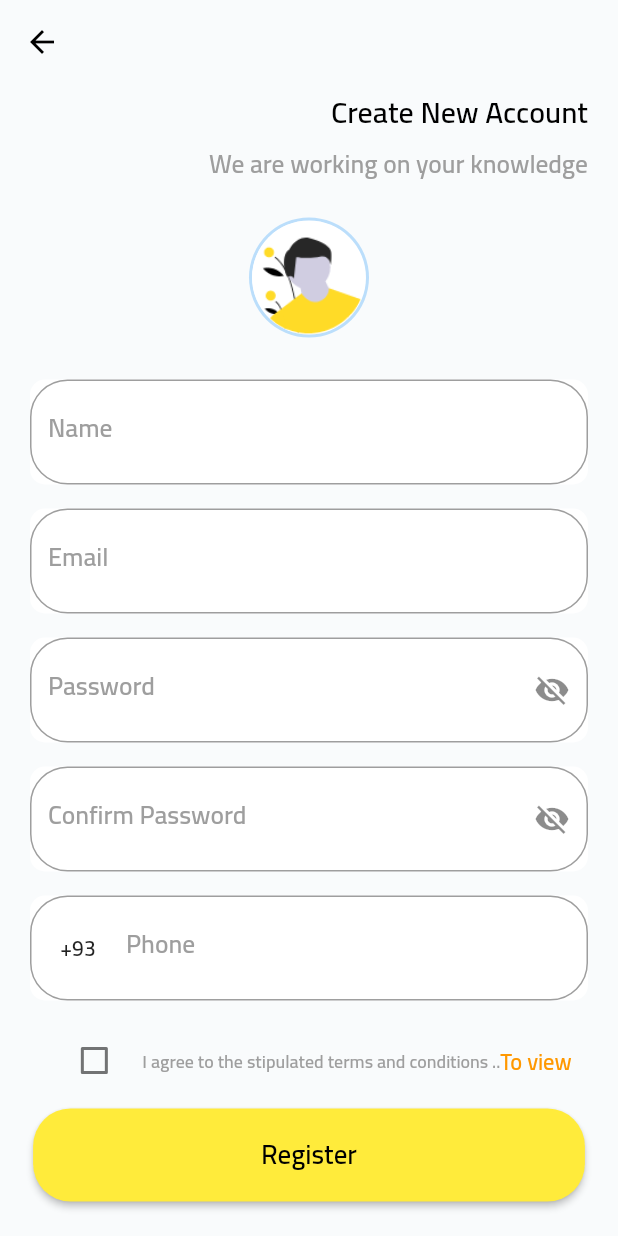
After one commit to MAbolmaaty/Aeqarat-flutter, a Flutter app: the RegisterScreen screen opened directly, on a phone screen of 412 x 824 dp. The commit adds this screen. Run offline on Flutter 3.47's test engine with Material 2 defaults, Android fonts, the phone set to English and light mode, and no system bars; drawn by our look-alikes of country_code_picker; our stand-ins replace google_maps_flutter, image_picker, shared_preferences; accounts and stored records are empty; generated files the repository leaves out were written again.

Commit message:
finish register Screen

```diff
--- a/lib/src/screens/loginScreen.dart
+++ b/lib/src/screens/loginScreen.dart
@@ -1,3 +1,4 @@
+import 'package:aeqarat/src/screens/registerScreen.dart';
 import 'package:aeqarat/src/utils/constant.dart';
 import 'package:flutter/material.dart';
 import 'package:flutter_gen/gen_l10n/app_localizations.dart';
@@ -14,9 +15,17 @@
 }
 
 class _LoginScreenState extends State<LoginScreen> {
-bool _secureText = true ;
 bool rememberMe = false;
+bool _passwordVisible ;
+// bool _secureText = true ;
 
+@override
+  void initState() {
+    // TODO: implement initState
+    super.initState();
+    _passwordVisible = false;
+
+}
 void _onRememberMeChanged(bool newValue) => setState(() {
   rememberMe = newValue;
 
@@ -28,7 +37,11 @@
 });
   @override
   Widget build(BuildContext context) {
-    return Scaffold(
+    return GestureDetector(
+      onTap: () {
+        FocusScope.of(context).requestFocus(new FocusNode());
+      },
+      child: Scaffold(
         backgroundColor: Constant.whiteColor,
         appBar: AppBar(
           backgroundColor: Colors.transparent,
@@ -98,6 +111,7 @@
                         ),
                       ),
                     ),
+                    keyboardType: TextInputType.emailAddress,
                   ),
                 ),
               ),
@@ -110,16 +124,18 @@
                     borderRadius: BorderRadius.circular(10.0),
                   ),
                   child: TextField(
-                  obscureText: _secureText,
+                    obscureText: !_passwordVisible,
                     decoration: InputDecoration(
                       // hintText: AppLocalizations.of(context).email,
                       labelText: AppLocalizations.of(context).password,
                       labelStyle: TextStyle(fontSize: 17, color: Colors.grey),
                       suffixIcon: IconButton(
-                      icon: Icon(_secureText ? Icons.remove_red_eye :Icons.security),
+                        icon: Icon(_passwordVisible ? Icons.visibility
+                            : Icons.visibility_off),
                         onPressed: (){
                           setState(() {
-                          _secureText = !_secureText;
+                            _passwordVisible = !_passwordVisible;
+
                           });
                         },
                       ),
@@ -260,6 +276,9 @@
                   InkWell(
                     onTap: (){
                       print("forget");
+
+                      Navigator.of(context).push(RegisterScreen.route());
+
                     },
                     child: Text(
                       AppLocalizations.of(context).createAccount,
@@ -276,6 +295,7 @@
             ],
           ),
         ),
+      ),
     );
   }
 }
--- /dev/null
+++ b/lib/src/screens/registerScreen.dart
@@ -0,0 +1,473 @@
+import 'dart:io';
+
+import 'package:aeqarat/src/screens/loginScreen.dart';
+import 'package:aeqarat/src/utils/constant.dart';
+import 'package:flutter/material.dart';
+import 'package:flutter_gen/gen_l10n/app_localizations.dart';
+import 'package:image_picker/image_picker.dart';
+import 'package:country_code_picker/country_code_picker.dart';
+import 'bottom_nav_screen.dart';
+
+class RegisterScreen extends StatefulWidget {
+  static Route<dynamic> route() => MaterialPageRoute(
+    builder: (context) => RegisterScreen(),
+  );
+
+  @override
+  _RegisterScreenState createState() => _RegisterScreenState();
+}
+
+class _RegisterScreenState extends State<RegisterScreen> {
+  bool rememberMe = false;
+  bool _passwordVisible ;
+  File imageFile;
+  _openGallery(BuildContext context) async{
+    var picture = await ImagePicker.pickImage(source: ImageSource.gallery);
+    this.setState(() {
+      imageFile = picture;
+    });
+    Navigator.of(context).pop();
+  }
+  _openCamera(BuildContext context) async{
+    var camera = await ImagePicker.pickImage(source: ImageSource.camera);
+    this.setState(() {
+      imageFile = camera;
+    });
+    Navigator.of(context).pop();
+  }
+  Future <void> _showChoiceDialog(BuildContext  context){
+    return showDialog(context: context ,builder:  (BuildContext context) {
+    return AlertDialog(
+      title: Text("Make a Choice"),
+      content: SingleChildScrollView(
+        child:  ListBody(
+          children: [
+            GestureDetector(
+              child: Text("Gallary"),
+              onTap: (){
+                _openGallery(context);
+              },
+            ),
+            Padding(padding: EdgeInsets.all(8.0)),
+            GestureDetector(
+              child: Text("Camera"),
+              onTap: (){
+                _openCamera(context);
+              },
+            ),
+          ],
+        ),
+      ) ,
+    );
+    });
+  }
+  // Future getImagefromCamera() async{
+  //
+  //   var image = await ImagePicker.pickImage(source: ImageSource.gallery);
+  //
+  //   setState(() {
+  //     _image = image;
+  //   });
+  // }
+
+  @override
+  void initState() {
+    // TODO: implement initState
+    super.initState();
+    _passwordVisible = false;
+
+  }
+  void _onRememberMeChanged(bool newValue) => setState(() {
+    rememberMe = newValue;
+
+    if (rememberMe) {
+      // TODO: Here goes your functionality that remembers the user.
+    } else {
+      // TODO: Forget the user
+    }
+  });
+  @override
+  Widget build(BuildContext context) {
+    return Scaffold(
+      backgroundColor: Constant.whiteColor,
+      appBar: AppBar(
+        backgroundColor: Colors.transparent,
+        elevation: 0,
+      ),
+      body: SingleChildScrollView(
+        child: Column(
+          children: [
+            Padding(
+              padding: const EdgeInsets.only(right: 20.0),
+              child: Align(
+                  alignment: Alignment.topRight,
+                  child: Text(
+                    AppLocalizations.of(context).createNewAccount,
+                    style: TextStyle(
+                        color: Colors.black,
+                        fontSize: 20,
+                        fontWeight: FontWeight.bold),
+                  )),
+            ),
+            Padding(
+              padding: const EdgeInsets.only(right: 20.0),
+              child: Align(
+                  alignment: Alignment.topRight,
+                  child: Text(
+                    AppLocalizations.of(context).workknowledge,
+                    style: TextStyle(
+                        color: Colors.grey,
+                        fontSize: 17,
+                        fontWeight: FontWeight.normal),
+                  )),
+            ),
+            Padding(
+          padding: const EdgeInsets.only(
+              left: 20.0, right: 20.0, top: 20.0, bottom: 8.0),
+          child: InkWell(
+            onTap: (){_showChoiceDialog(context);},
+            child: CircleAvatar(
+              // backgroundColor: Colors.grey,
+              radius: 40.0,
+              child: CircleAvatar(
+                radius: 38.0,
+                child: ClipOval(
+                  child: (imageFile != null)
+                      ? Image.file(imageFile)
+                      : Image.asset('assets/images/5.png'),
+                ),
+                backgroundColor: Colors.white,
+              ),
+            ),
+          ),
+        ),
+            Padding(
+              padding: const EdgeInsets.only(
+                  left: 20.0, right: 20.0, top: 20.0, bottom: 8.0),
+              child: Container(
+                decoration: BoxDecoration(
+                  color: Colors.white,
+                  borderRadius: BorderRadius.circular(10.0),
+                ),
+                child: TextField(
+                  decoration: InputDecoration(
+                    // hintText: AppLocalizations.of(context).email,
+                    labelText: AppLocalizations.of(context).name,
+                    labelStyle: TextStyle(fontSize: 17, color: Colors.grey),
+                    focusedBorder: OutlineInputBorder(
+                      borderRadius: BorderRadius.circular(25.0),
+                      borderSide: BorderSide(
+                        color: Colors.black,
+                      ),
+                    ),
+                    enabledBorder: OutlineInputBorder(
+                      borderRadius: BorderRadius.circular(25.0),
+                      borderSide: BorderSide(
+                        color: Colors.grey,
+                        width: 1.0,
+                      ),
+                    ),
+                  ),
+                  keyboardType: TextInputType.emailAddress,
+                ),
+              ),
+            ),
+            Padding(
+              padding: const EdgeInsets.only(
+                  left: 20.0, right: 20.0, top: 8.0, bottom: 8.0),
+              child: Container(
+                decoration: BoxDecoration(
+                  color: Colors.white,
+                  borderRadius: BorderRadius.circular(10.0),
+                ),
+                child: TextField(
+                  decoration: InputDecoration(
+                    // hintText: AppLocalizations.of(context).email,
+                    labelText: AppLocalizations.of(context).email,
+                    labelStyle: TextStyle(fontSize: 17, color: Colors.grey),
+                    focusedBorder: OutlineInputBorder(
+                      borderRadius: BorderRadius.circular(25.0),
+                      borderSide: BorderSide(
+                        color: Colors.black,
+                      ),
+                    ),
+                    enabledBorder: OutlineInputBorder(
+                      borderRadius: BorderRadius.circular(25.0),
+                      borderSide: BorderSide(
+                        color: Colors.grey,
+                        width: 1.0,
+                      ),
+                    ),
+                  ),
+                  keyboardType: TextInputType.emailAddress,
+                ),
+              ),
+            ),
+            Padding(
+              padding: const EdgeInsets.only(
+                  left: 20.0, right: 20.0, top: 8.0, bottom: 8.0),
+              child: Container(
+                decoration: BoxDecoration(
+                  color: Colors.white,
+                  borderRadius: BorderRadius.circular(10.0),
+                ),
+                child: TextField(
+                  obscureText: !_passwordVisible,
+                  decoration: InputDecoration(
+                    // hintText: AppLocalizations.of(context).email,
+                    labelText: AppLocalizations.of(context).password,
+                    labelStyle: TextStyle(fontSize: 17, color: Colors.grey),
+                    suffixIcon: IconButton(
+                      icon: Icon(_passwordVisible ? Icons.visibility
+                          : Icons.visibility_off),
+                      onPressed: (){
+                        setState(() {
+                          _passwordVisible = !_passwordVisible;
+
+                        });
+                      },
+                    ),
+                    focusedBorder: OutlineInputBorder(
+                      borderRadius: BorderRadius.circular(25.0),
+                      borderSide: BorderSide(
+                        color: Colors.black,
+                      ),
+                    ),
+                    enabledBorder: OutlineInputBorder(
+                      borderRadius: BorderRadius.circular(25.0),
+                      borderSide: BorderSide(
+                        color: Colors.grey,
+                        width: 1.0,
+                      ),
+                    ),
+                  ),
+                ),
+              ),
+            ),
+            Padding(
+              padding: const EdgeInsets.only(
+                  left: 20.0, right: 20.0, top: 8.0, bottom: 8.0),
+              child: Container(
+                decoration: BoxDecoration(
+                  color: Colors.white,
+                  borderRadius: BorderRadius.circular(10.0),
+                ),
+                child: TextField(
+                  obscureText: !_passwordVisible,
+                  decoration: InputDecoration(
+                    // hintText: AppLocalizations.of(context).email,
+                    labelText: AppLocalizations.of(context).confirmPassword,
+                    labelStyle: TextStyle(fontSize: 17, color: Colors.grey),
+                    suffixIcon: IconButton(
+                      icon: Icon(_passwordVisible ? Icons.visibility
+                          : Icons.visibility_off),
+                      onPressed: (){
+                        setState(() {
+                          _passwordVisible = !_passwordVisible;
+
+                        });
+                      },
+                    ),
+                    focusedBorder: OutlineInputBorder(
+                      borderRadius: BorderRadius.circular(25.0),
+                      borderSide: BorderSide(
+                        color: Colors.black,
+                      ),
+                    ),
+                    enabledBorder: OutlineInputBorder(
+                      borderRadius: BorderRadius.circular(25.0),
+                      borderSide: BorderSide(
+                        color: Colors.grey,
+                        width: 1.0,
+                      ),
+                    ),
+                  ),
+                ),
+              ),
+            ),
+            Padding(
+              padding: const EdgeInsets.only(
+                  left: 20.0, right: 20.0, top: 8.0, bottom: 8.0),
+              child: Container(
+                decoration: BoxDecoration(
+                  color: Colors.white,
+                  borderRadius: BorderRadius.circular(10.0),
+                ),
+                child: TextField(
+                  decoration: InputDecoration(
+                    labelText: AppLocalizations.of(context).phone,
+                    labelStyle: TextStyle(fontSize: 17, color: Colors.grey),
+                    prefixIcon: CountryCodePicker(
+                      onChanged: (code) {
+                        print("on init ${code.name} ${code.dialCode} ");
+                      },
+                      showCountryOnly: false,
+                      showOnlyCountryWhenClosed: false,
+                      showFlag: false,
+                      showFlagDialog: true,
+                    ) ,
+                    focusedBorder: OutlineInputBorder(
+                      borderRadius: BorderRadius.circular(25.0),
+                      borderSide: BorderSide(
+                        color: Colors.black,
+                      ),
+                    ),
+                    enabledBorder: OutlineInputBorder(
+                      borderRadius: BorderRadius.circular(25.0),
+                      borderSide: BorderSide(
+                        color: Colors.grey,
+                        width: 1.0,
+                      ),
+                    ),
+
+                  ),
+                  keyboardType: TextInputType.phone,
+
+                ),
+              ),
+            ),
+
+
+            Padding(
+              padding: const EdgeInsets.only(right:8.0 ,left: 8.0 ),
+              child: Row(
+                mainAxisAlignment: MainAxisAlignment.center,
+
+                children: [
+                  Padding(
+                    padding: const EdgeInsets.all(8.0),
+                    child: Align(
+                      alignment: Alignment.topRight,
+                      child: Checkbox(
+                          value: rememberMe,
+                          onChanged: _onRememberMeChanged
+                      ),
+                    ),
+                  ),
+
+
+                  Row(
+                    children: [
+                      Text(
+                        AppLocalizations.of(context).terms,
+                        style: TextStyle(
+                            color: Colors.grey,
+                            fontSize: 12,
+                            fontWeight: FontWeight.normal),
+                      ) ,
+                      InkWell(
+                        onTap: (){
+                          print("to view");
+                        },
+
+                        child: Text(
+                          AppLocalizations.of(context).toView,
+                          style: TextStyle(
+                              color: Colors.orange,
+                              fontSize: 15,
+                              fontWeight: FontWeight.normal),
+                        ),
+                      ),
+                    ],
+                  ),
+                ],
+              ),
+            ) ,
+            Container(
+              height: 70,
+              width: MediaQuery.of(context).size.width * 0.99,
+
+              padding: const EdgeInsets.only(left: 20.0, right: 20.0, top: 0.0, bottom: 8.0),
+              child:  RaisedButton(
+                shape: RoundedRectangleBorder(
+                  borderRadius: BorderRadius.circular(25.0),
+                  // side: BorderSide(color: Colors.red)
+                ),
+                child:  Text(
+                    AppLocalizations.of(context).newAccount,
+                    style:  TextStyle(
+                        color: Colors.black,
+                        fontSize: 18,
+                        fontWeight: FontWeight.bold)
+                ),
+                colorBrightness: Brightness.dark,
+                onPressed: () {
+                  print("Save");
+                  Navigator.of(context).pushReplacement(BottomNavScreen.route());
+
+                },
+                color: Colors.yellow,
+              ),
+            ),
+            Padding(
+              padding: const EdgeInsets.only(
+                  left: 70.0, right: 70.0, top: 8.0, bottom: 8.0),
+              child: Row(
+                crossAxisAlignment: CrossAxisAlignment.center,
+                mainAxisAlignment: MainAxisAlignment.spaceBetween,
+                children: [
+                  Container(
+                    width: 40,
+                    child: Divider(
+                      color: Colors.black,
+                    ),
+                  ),
+                  SizedBox(
+                    width: 20,
+                  ),
+                  Text(
+                    AppLocalizations.of(context).or,
+                    style: TextStyle(
+                        color: Colors.grey,
+                        fontSize: 15,
+                        fontWeight: FontWeight.normal),
+                  ),
+                  SizedBox(
+                    width: 20,
+                  ),
+                  Container(
+                    width: 40,
+                    child: Divider(
+                      color: Colors.black,
+                    ),
+                  ),
+
+                ],
+              ),
+            ),
+            Row(
+              mainAxisAlignment: MainAxisAlignment.center,
+
+              children: [
+                Text(
+                  AppLocalizations.of(context).haveAccount,
+                  style: TextStyle(
+                      color: Colors.grey,
+                      fontSize: 15,
+                      fontWeight: FontWeight.normal),
+                ),
+                InkWell(
+                  onTap: (){
+                    print("forget");
+
+                    Navigator.of(context).push(LoginScreen.route());
+
+                  },
+                  child: Text(
+                    AppLocalizations.of(context).login,
+                    style: TextStyle(
+                        color: Colors.black,
+                        fontSize: 17,
+                        fontWeight: FontWeight.bold),
+                  ),
+                ),
+              ],
+            ) ,
+          ],
+        ),
+      ),
+    );
+  }
+
+
+}
--- a/lib/src/utils/localization/l10n/app_ar.arb
+++ b/lib/src/utils/localization/l10n/app_ar.arb
@@ -296,6 +296,44 @@
 "createAccount": "انشاء حساب",
 "@createAccount": {
 "description": ""
+},
+"createNewAccount": "انشاء حساب جديد",
+"@createNewAccount": {
+"description": ""
+},
+"workknowledge": "نعمل علي معرفتك",
+"@workknowledge": {
+"description": ""
+},
+"name": "الاسم",
+"@name": {
+"description": ""
+},
+"confirmPassword": "تاكيد كلمه المرور",
+"@confirmPassword": {
+"description": ""
+},
+"phone": "رقم الجوال",
+"@phone": {
+"description": ""
+},
+"terms": "أوافق على الشروط و الأحكام المنصوص عليها ..",
+"@terms": {
+"description": ""
+},
+  "toView": "للأطلاع",
+  "@toView": {
+  "description": ""
+  },
+      "newAccount": "حساب جديد",
+      "@newAccount": {
+      "description": ""
+      },
+       "haveAccount": "لديك حساب بالفعل...",
+       "@haveAccount": {
+       "description": ""
        }
 
+
+
 }
--- a/lib/src/utils/localization/l10n/app_en.arb
+++ b/lib/src/utils/localization/l10n/app_en.arb
@@ -296,7 +296,45 @@
 "createAccount": "Create Account",
 "@createAccount": {
 "description": ""
+},
+"createNewAccount": "Create New Account",
+"@createNewAccount": {
+"description": ""
+},
+"workknowledge": "We are working on your knowledge",
+"@workknowledge": {
+"description": ""
+},
+"name": "Name",
+"@name": {
+"description": ""
+},
+"confirmPassword": "Confirm Password",
+"@confirmPassword": {
+"description": ""
+},
+"phone": "Phone",
+"@phone": {
+"description": ""
+},
+"terms": "I agree to the stipulated terms and conditions ..",
+"@terms": {
+"description": ""
+},
+"toView": "To view",
+"@toView": {
+"description": ""
+},
+"newAccount": "Register",
+"@newAccount": {
+"description": ""
+},
+"haveAccount": "Have Account...",
+"@haveAccount": {
+"description": ""
 }
 
 
+
+
 }
--- a/pubspec.yaml
+++ b/pubspec.yaml
@@ -31,6 +31,9 @@
     sdk: flutter
   intl: ^0.16.1
   provider: ^4.3.2+3
+  image_picker: ^0.6.7+21
+  country_code_picker: ^1.7.0
+
 
   # The following adds the Cupertino Icons font to your application.
   # Use with the CupertinoIcons class for iOS style icons.
```
Also changed, not shown: assets/images/5.png (added), pubspec.lock, 2 other files. Lines whose indentation alone changed are shown as unchanged.
